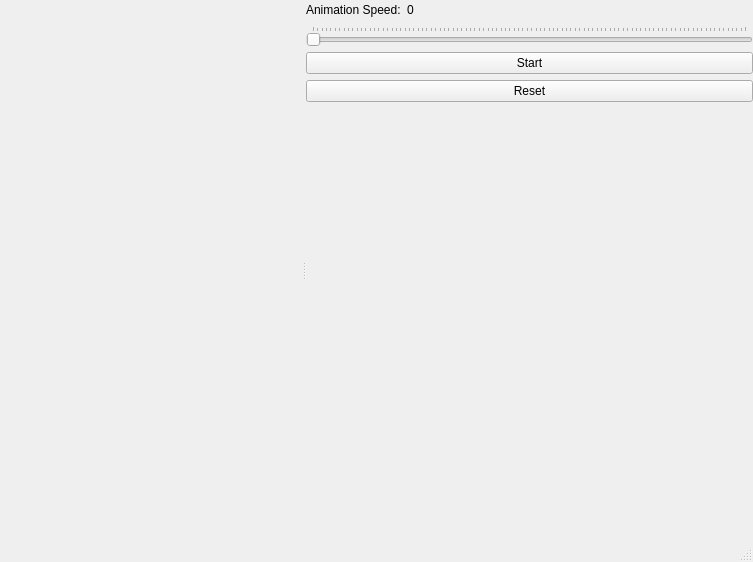
The window that L-SystemFractals/mainwindow.ui (dauzva/chaos-theory) describes before a commit, drawn with Qt 5.
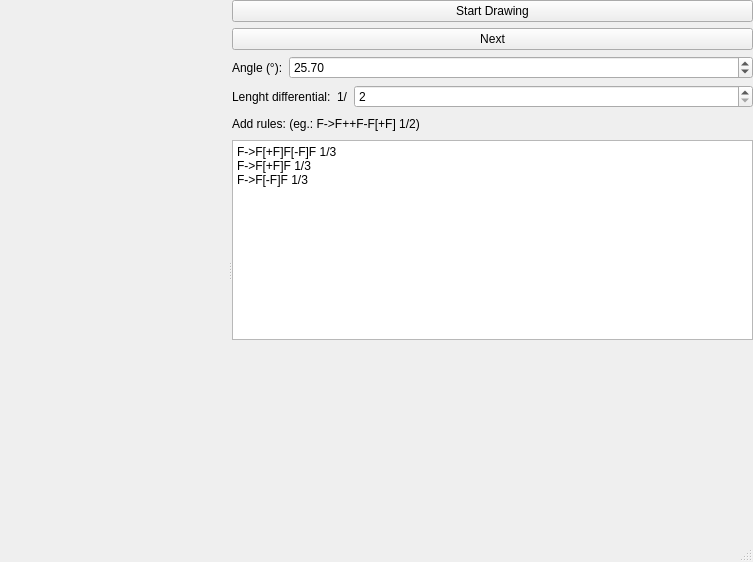
The same window after the commit.

```diff
--- a/L-SystemFractals/mainwindow.ui
+++ b/L-SystemFractals/mainwindow.ui
@@ -43,18 +43,101 @@
       <widget class="QWidget" name="gridLayoutWidget">
        <layout class="QVBoxLayout" name="verticalLayout">
         <item>
-         <layout class="QHBoxLayout" name="horizontalLayout_2">
+         <layout class="QHBoxLayout" name="horizontalLayout_2"/>
+        </item>
+        <item>
+         <widget class="QPushButton" name="startBtn">
+          <property name="text">
+           <string>Start Drawing</string>
+          </property>
+         </widget>
+        </item>
+        <item>
+         <widget class="QPushButton" name="resetBtn">
+          <property name="text">
+           <string>Next</string>
+          </property>
+         </widget>
+        </item>
+        <item>
+         <layout class="QHBoxLayout" name="horizontalLayout_4">
+          <item>
+           <widget class="QLabel" name="label">
+            <property name="text">
+             <string>Angle (°):</string>
+            </property>
+           </widget>
+          </item>
+          <item>
+           <widget class="QDoubleSpinBox" name="angleSelect">
+            <property name="sizePolicy">
+             <sizepolicy hsizetype="Expanding" vsizetype="Fixed">
+              <horstretch>0</horstretch>
+              <verstretch>0</verstretch>
+             </sizepolicy>
+            </property>
+            <property name="maximum">
+             <double>90.000000000000000</double>
+            </property>
+            <property name="singleStep">
+             <double>0.100000000000000</double>
+            </property>
+            <property name="stepType">
+             <enum>QAbstractSpinBox::DefaultStepType</enum>
+            </property>
+            <property name="value">
+             <double>25.699999999999999</double>
+            </property>
+           </widget>
+          </item>
+         </layout>
+        </item>
+        <item>
+         <layout class="QHBoxLayout" name="horizontalLayout_5">
           <item>
            <widget class="QLabel" name="label_2">
             <property name="text">
-             <string>Animation Speed:</string>
+             <string>Lenght differential:</string>
             </property>
            </widget>
           </item>
           <item>
-           <widget class="QLabel" name="animationLabel">
+           <widget class="QLabel" name="label_3">
             <property name="text">
-             <string>0</string>
+             <string>1/</string>
+            </property>
+           </widget>
+          </item>
+          <item>
+           <widget class="QSpinBox" name="lenghtSelect">
+            <property name="sizePolicy">
+             <sizepolicy hsizetype="Expanding" vsizetype="Fixed">
+              <horstretch>0</horstretch>
+              <verstretch>0</verstretch>
+             </sizepolicy>
+            </property>
+            <property name="minimum">
+             <number>2</number>
+            </property>
+            <property name="maximum">
+             <number>10</number>
+            </property>
+            <property name="value">
+             <number>2</number>
+            </property>
+           </widget>
+          </item>
+         </layout>
+        </item>
+        <item>
+         <layout class="QHBoxLayout" name="horizontalLayout_6"/>
+        </item>
+        <item>
+         <layout class="QHBoxLayout" name="horizontalLayout_7">
+          <item>
+           <widget class="QLabel" name="label_4">
+            <property name="text">
+             <string>Add rules: (eg.: F-&gt;F++F-F[+F] 1/2)</string>
             </property>
            </widget>
           </item>
@@ -74,26 +157,17 @@
          </layout>
         </item>
         <item>
-         <widget class="QSlider" name="animationSlider">
-          <property name="orientation">
-           <enum>Qt::Horizontal</enum>
+         <widget class="QPlainTextEdit" name="ruleBox">
+          <property name="sizePolicy">
+           <sizepolicy hsizetype="Ignored" vsizetype="Expanding">
+            <horstretch>0</horstretch>
+            <verstretch>0</verstretch>
+           </sizepolicy>
           </property>
-          <property name="tickPosition">
-           <enum>QSlider::TicksAbove</enum>
-          </property>
-         </widget>
-        </item>
-        <item>
-         <widget class="QPushButton" name="startBtn">
-          <property name="text">
-           <string>Start</string>
-          </property>
-         </widget>
-        </item>
-        <item>
-         <widget class="QPushButton" name="resetBtn">
-          <property name="text">
-           <string>Reset</string>
+          <property name="plainText">
+           <string>F-&gt;F[+F]F[-F]F 1/3
+F-&gt;F[+F]F 1/3
+F-&gt;F[-F]F 1/3</string>
           </property>
          </widget>
         </item>
```
Left out of the diff: 2 changed lines with no effect on the pictures.
